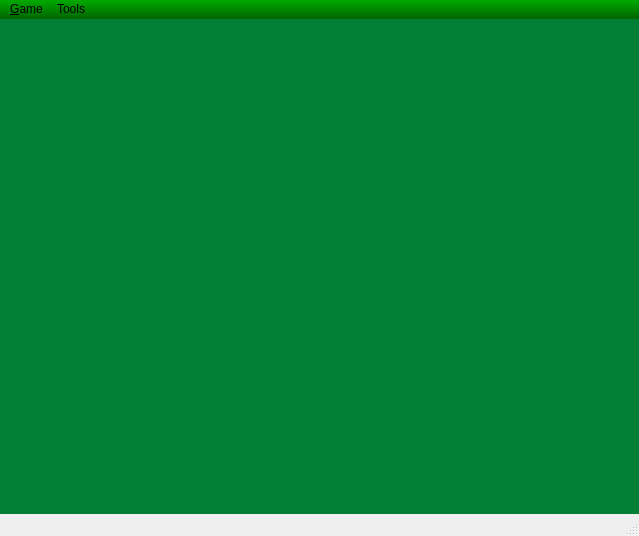
kubos741/kbang, file branches/macjariel/client/mainwindow.ui: the form before one commit.
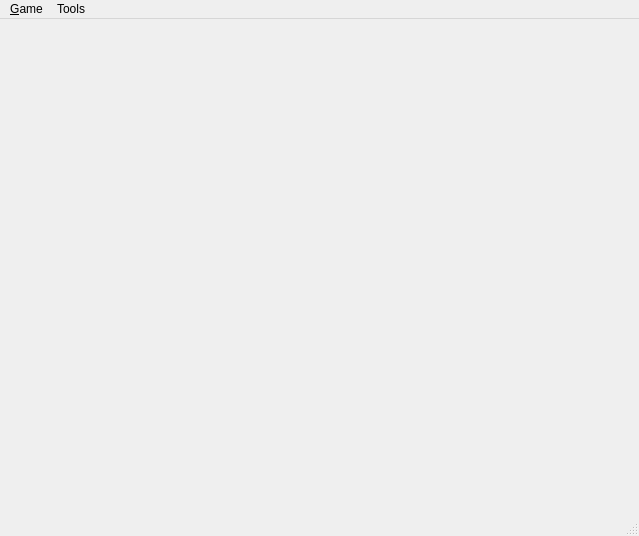
The form after the commit. Icons and pictures are not drawn. Custom widgets are drawn as their Qt base class.

Commit message: Color change in client.

What changed in the file:
```diff
--- a/branches/macjariel/client/mainwindow.ui
+++ b/branches/macjariel/client/mainwindow.ui
@@ -19,16 +19,7 @@
    <bool>false</bool>
   </property>
   <property name="styleSheet" >
-   <string notr="true" >#mp_centralWidget {
-/*	background-image: url(:/misc/gfx/misc/background.png)*/
-	background-color: rgb(1, 127, 53);
-}
-
-QMenuBar { background-color: qlineargradient(x1:0, y1:0, x2:0, y2:1, stop:0 rgb(0, 170, 0), stop:1 darkgreen); }
-
-
-
-</string>
+   <string notr="true" />
   </property>
   <widget class="QWidget" name="mp_centralWidget" >
    <property name="autoFillBackground" >
@@ -287,7 +278,7 @@
          <enum>Qt::Horizontal</enum>
         </property>
         <property name="sizeType" >
-         <enum>QSizePolicy::Minimum</enum>
+         <enum>QSizePolicy::Preferred</enum>
         </property>
         <property name="sizeHint" stdset="0" >
          <size>
```
The commit also changes 16 other files.
